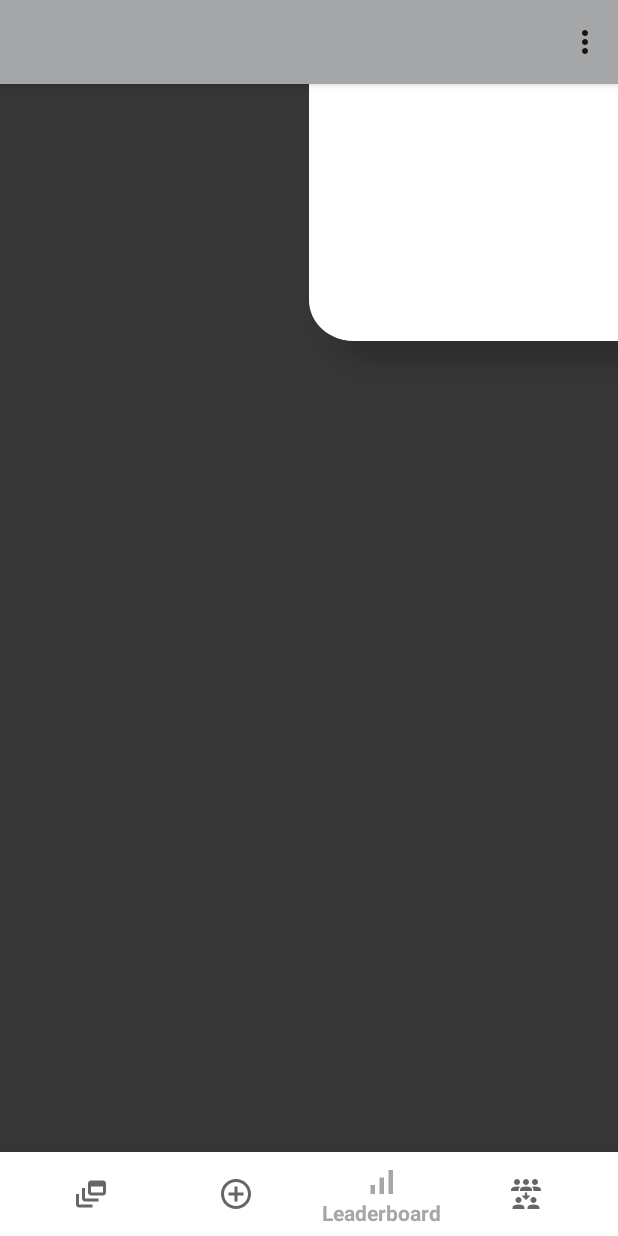
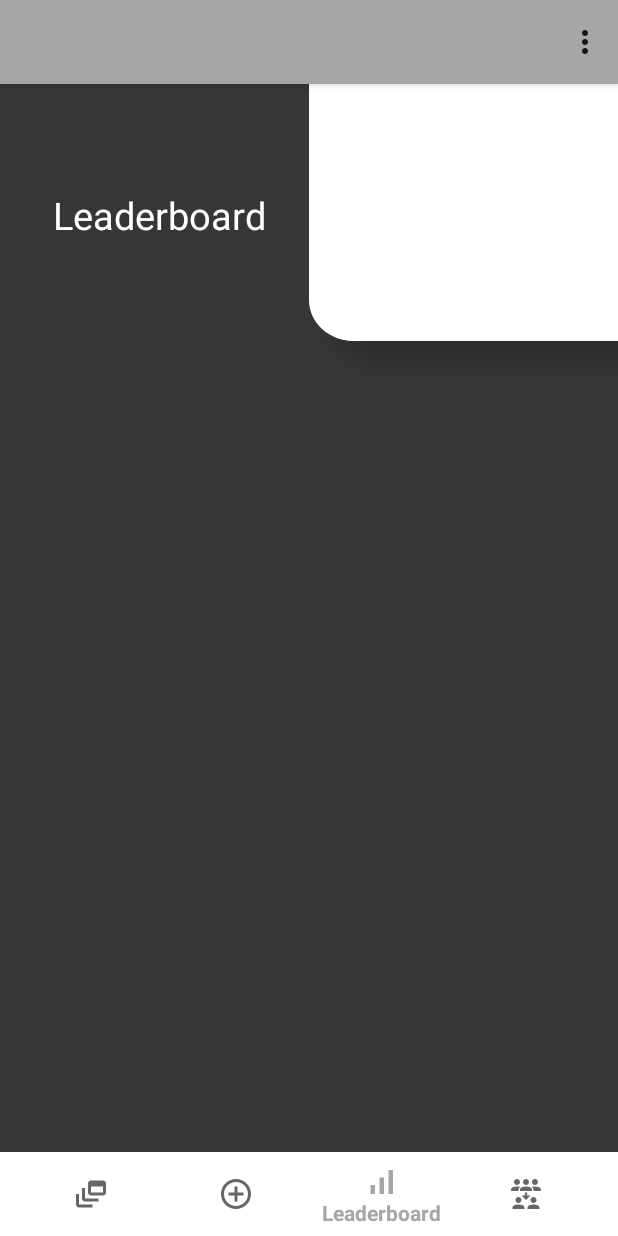
Before and after one commit to Tech-Elites/hustle_tarp, an Android app: the leaderboardPageAdmin screen opened through its navigation route, on a phone screen of 412 x 824 dp. Run offline under Robolectric (Android 15) with nearby library versions, the light colour scheme and no system bars; our stand-ins replace Firebase (no records; nobody signed in at launch, a user with empty details on screens opened directly), navigation-ui.

Commit message:
Leaderboard done

```diff
--- a/app/src/main/java/com/example/hustle_tarp/leaderboardPageAdmin.java
+++ b/app/src/main/java/com/example/hustle_tarp/leaderboardPageAdmin.java
@@ -2,11 +2,29 @@ package com.example.hustle_tarp;
 
 import android.os.Bundle;
 
+import androidx.annotation.NonNull;
+import androidx.annotation.Nullable;
 import androidx.fragment.app.Fragment;
 
 import android.view.LayoutInflater;
 import android.view.View;
 import android.view.ViewGroup;
+import android.widget.AdapterView;
+import android.widget.ListView;
+import android.widget.ProgressBar;
+import android.widget.TextView;
+import android.widget.Toast;
+
+import com.google.firebase.database.DataSnapshot;
+import com.google.firebase.database.DatabaseError;
+import com.google.firebase.database.DatabaseReference;
+import com.google.firebase.database.FirebaseDatabase;
+import com.google.firebase.database.ValueEventListener;
+
+import java.util.ArrayList;
+import java.util.Arrays;
+import java.util.Collections;
+import java.util.Comparator;
 
 /**
  * A simple {@link Fragment} subclass.
@@ -61,4 +79,57 @@ public class leaderboardPageAdmin extends Fragment {
         // Inflate the layout for this fragment
         return inflater.inflate(R.layout.fragment_leaderboard_page_admin, container, false);
     }
+
+
+    DatabaseReference databaseReference;
+    ArrayList<InfoEmployeeClass> leaderboardList=new ArrayList<>();
+    CustomAdaptorLeaderboard customAdaptorLeaderboard;
+    ListView listView;
+    ProgressBar pb;
+
+    @Override
+    public void onViewCreated(@NonNull View view, @Nullable Bundle savedInstanceState) {
+        super.onViewCreated(view, savedInstanceState);
+        pb=getView().findViewById(R.id.leaderboardprogress);
+        pb.setVisibility(View.VISIBLE);
+        fillArray();
+    }
+
+    void fillArray(){
+        databaseReference= FirebaseDatabase.getInstance().getReference().child("Team Alpha").child("info-employee");
+        databaseReference.addListenerForSingleValueEvent(new ValueEventListener() {
+            @Override
+            public void onDataChange(@NonNull DataSnapshot snapshot) {
+                //int i=0;
+                for(DataSnapshot dataSnapshot:snapshot.getChildren())
+                {
+//                    Toast.makeText(getActivity() , dataSnapshot.getKey(), Toast.LENGTH_SHORT).show();
+                    leaderboardList.add(dataSnapshot.getValue(InfoEmployeeClass.class));
+                }
+                show();
+            }
+
+            @Override
+            public void onCancelled(@NonNull DatabaseError error) {
+
+            }
+        });
+    }
+
+    void show(){
+        Collections.sort(leaderboardList, Collections.reverseOrder());
+        customAdaptorLeaderboard=new CustomAdaptorLeaderboard(getActivity(),leaderboardList);
+        listView=getView().findViewById(R.id.leaderboardPageListView);
+        listView.setAdapter(customAdaptorLeaderboard);
+        pb.setVisibility(View.INVISIBLE);
+//        listView.setOnItemClickListener(new AdapterView.OnItemClickListener() {
+//            @Override
+//            public void onItemClick(AdapterView<?> adapterView, View view, int i, long l) {
+//                Toast.makeText(getActivity() , "dodo", Toast.LENGTH_SHORT).show();
+//            }
+//        });
+
+    }
+
+
 }
--- a/app/src/main/res/layout/fragment_leaderboard_page_admin.xml
+++ b/app/src/main/res/layout/fragment_leaderboard_page_admin.xml
@@ -6,6 +6,31 @@
     tools:context=".leaderboardPageAdmin"
     android:background="@drawable/im7">
 
-    <!-- TODO: Update blank fragment layout -->
+    <LinearLayout
+        android:layout_width="match_parent"
+        android:layout_height="match_parent"
+        android:padding="20dp"
+        android:orientation="vertical">
 
+        <TextView
+            android:id="@+id/textView6"
+            android:layout_width="match_parent"
+            android:layout_height="wrap_content"
+            android:textSize="25dp"
+            android:textColor="@color/white"
+            android:layout_marginVertical="50dp"
+            android:layout_marginHorizontal="15dp"
+            android:text="Leaderboard" />
+
+        <ProgressBar
+            android:id="@+id/leaderboardprogress"
+            style="?android:attr/progressBarStyle"
+            android:layout_width="match_parent"
+            android:layout_height="wrap_content" />
+
+        <ListView
+            android:id="@+id/leaderboardPageListView"
+            android:layout_width="match_parent"
+            android:layout_height="match_parent" />
+    </LinearLayout>
 </FrameLayout>
```
Also changed, not shown: app/src/main/java/com/example/hustle_tarp/CustomAdaptorLeaderboard.java (added, +51 -0 lines), app/src/main/java/com/example/hustle_tarp/InfoEmployeeClass.java (added, +74 -0 lines), app/src/main/res/layout/custom_layout_leaderboard.xml (added, +28 -0 lines).
